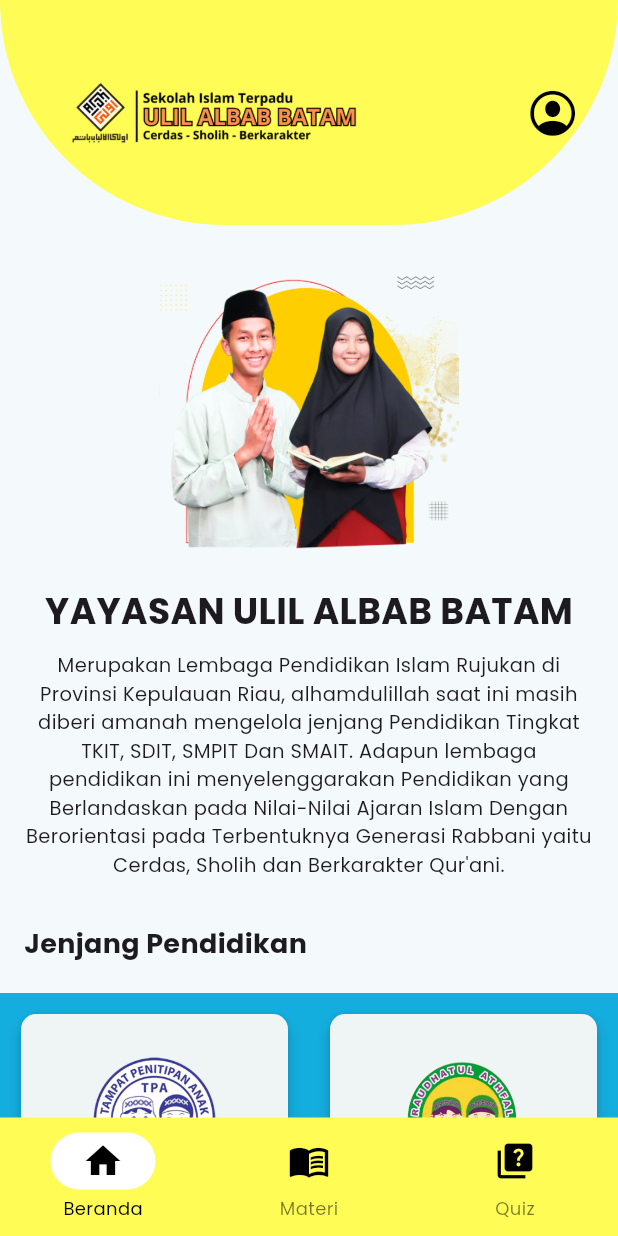
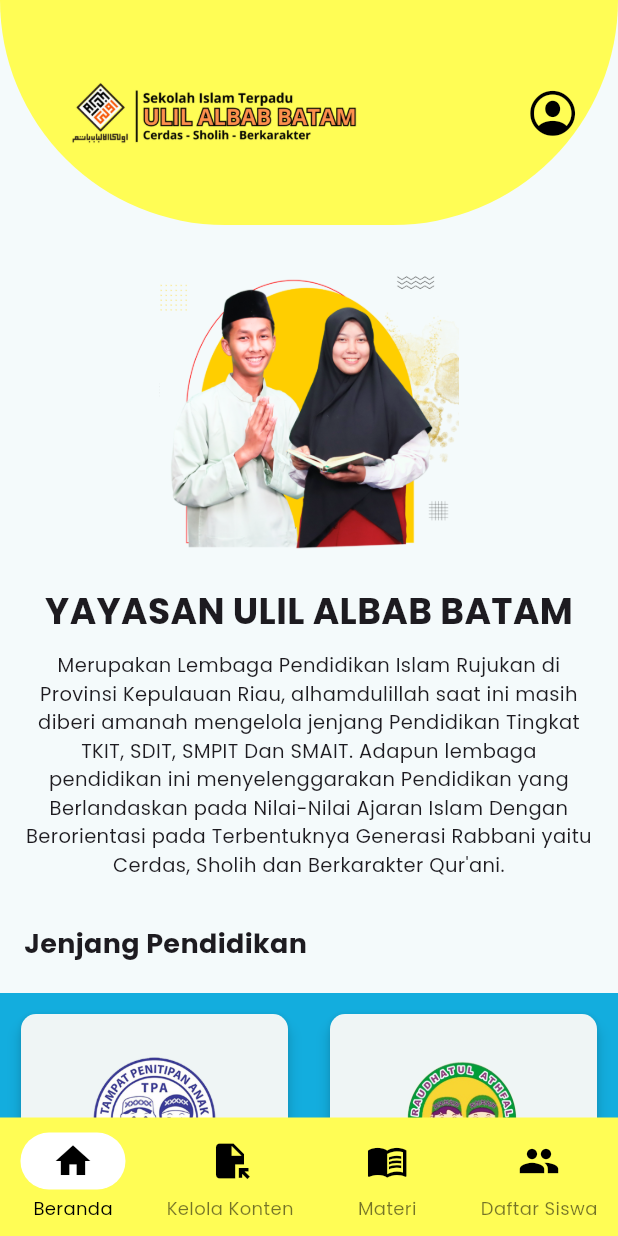
Before and after one commit to fadliaditya06/Microlearning-Mobile, a Flutter app: the TeacherPage screen opened directly, on a phone screen of 412 x 824 dp. Run offline on Flutter 3.47's test engine with Material 3 defaults, Android fonts, the phone set to English and light mode, and no system bars; our stand-ins replace cloud_firestore, file_picker, firebase_auth, firebase_core, firebase_storage, get and 5 more; missing offline and left inert: syncfusion_flutter_pdfviewer; accounts and stored records are empty; network calls fail.

Commit message:
perbaikan pada dashboard siswa, guru, dan admin serta memperbaiki tampilan daftar siswa

```diff
--- a/lib/daftar_siswa.dart
+++ b/lib/daftar_siswa.dart
@@ -231,6 +231,7 @@ class DaftarSiswaPageState extends State<DaftarSiswaPage> {
                 );
               },
             ),
+            const SizedBox(height: 30),
           ],
         ),
       ),
--- a/lib/teacher_page.dart
+++ b/lib/teacher_page.dart
@@ -4,8 +4,8 @@ import 'package:google_fonts/google_fonts.dart';
 import 'package:microlearning/daftar_siswa.dart';
 import 'package:microlearning/kelola_konten.dart';
 import 'package:microlearning/materi_page.dart';
+import 'package:url_launcher/url_launcher.dart';
 import 'profile_guru.dart';
-import 'package:url_launcher/url_launcher.dart';
 
 class TeacherPage extends StatefulWidget {
   const TeacherPage({super.key});
@@ -90,14 +90,14 @@ class TeacherPageState extends State<TeacherPage> {
       ),
       bottomNavigationBar: Container(
         color: const Color(0xFFFFFD55),
-        padding: const EdgeInsets.symmetric(
-            vertical: 10.0), // Atur padding horizontal
+        padding: const EdgeInsets.symmetric(vertical: 10.0),
         child: Row(
           mainAxisAlignment: MainAxisAlignment.spaceAround,
           children: [
             _buildBottomNavItem(Icons.home, 'Beranda', 0),
-            _buildBottomNavItem(Icons.menu_book, 'Materi', 1),
-            _buildBottomNavItem(Icons.quiz, 'Quiz', 2),
+            _buildBottomNavItem(Icons.file_open, 'Kelola Konten', 1),
+            _buildBottomNavItem(Icons.menu_book, 'Materi', 2),
+            _buildBottomNavItem(Icons.group, 'Daftar Siswa', 3),
           ],
         ),
       ),
@@ -150,7 +150,6 @@ class HomeContent extends StatefulWidget {
 class _HomeContentState extends State<HomeContent> {
   List<bool> _isHovered = List.generate(5, (_) => false);
 
-  // Daftar gambar untuk setiap kartu
   final List<String> _images = [
     'assets/images/TPA_ua.png',
     'assets/images/Logo-TK.png',
@@ -159,7 +158,6 @@ class _HomeContentState extends State<HomeContent> {
     'assets/images/Logo-SMAIT.png',
   ];
 
-  // Daftar URL untuk
   final List<String> _urls = [
     'https://tkit-ulilalbabbatam.sch.id/',
     'https://tkit-ulilalbabbatam.sch.id/',
@@ -211,8 +209,7 @@ class _HomeContentState extends State<HomeContent> {
           Align(
             alignment: Alignment.centerLeft,
             child: Padding(
-              padding: const EdgeInsets.only(
-                  left: 16.0), // Menambahkan padding dari kiri
+              padding: const EdgeInsets.only(left: 16.0),
               child: Text(
                 "Jenjang Pendidikan",
                 style: GoogleFonts.poppins(
@@ -278,13 +275,12 @@ class _HomeContentState extends State<HomeContent> {
       },
       child: GestureDetector(
         onTap: () async {
-          final Uri uri = Uri.parse(url); // Pastikan URL dikonversi ke Uri
-        if (await canLaunchUrl(uri)) {
-        await launchUrl(uri, mode: LaunchMode.externalApplication);}
-        else {
-        throw 'Could not launch $url';
-      }
-
+          final Uri uri = Uri.parse(url);
+          if (await canLaunchUrl(uri)) {
+            await launchUrl(uri, mode: LaunchMode.externalApplication);
+          } else {
+            throw 'Could not launch $url';
+          }
         },
         child: AnimatedContainer(
           duration: const Duration(milliseconds: 200),
```
Also changed, not shown: lib/admin_page.dart (+11 -16 lines), lib/student_page.dart (+4 -8 lines).
